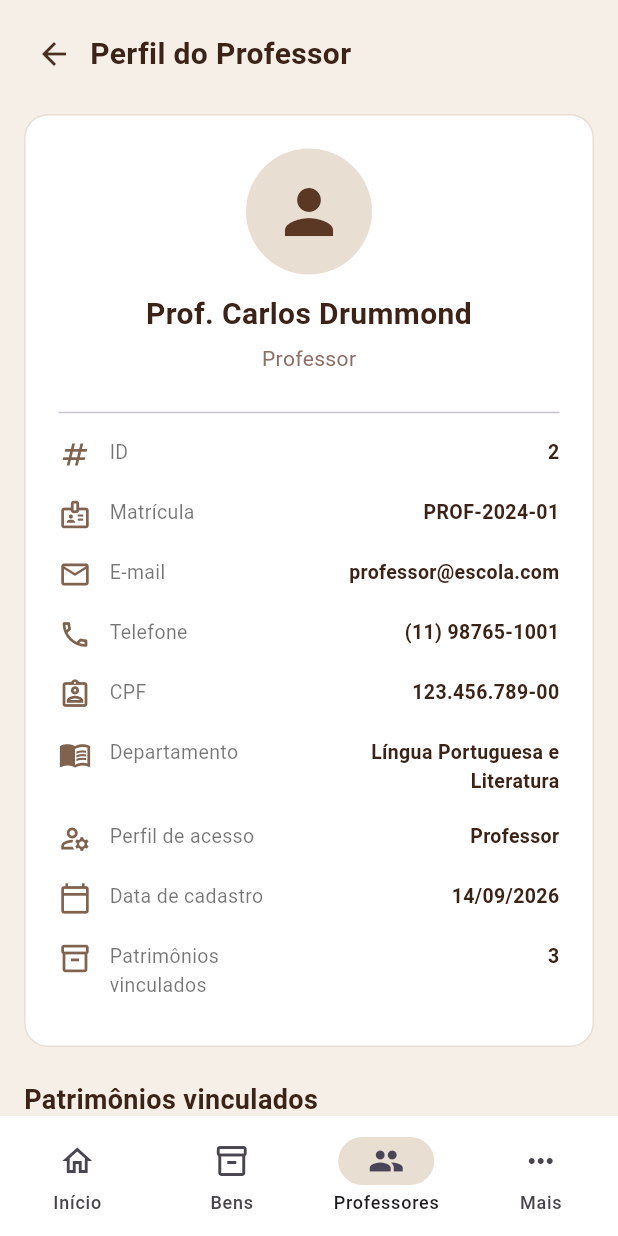
After one commit to projeto-sigpe/sigpe, a Flutter app: the PerfilProfessorPage screen opened directly, on a phone screen of 412 x 824 dp. The commit adds this screen. Run offline on Flutter 3.47's test engine with Material 3 defaults, Android fonts, the phone set to English and light mode, and no system bars; our stand-ins replace device_preview.

Commit message:
criaçao do perfil de professor

```diff
--- /dev/null
+++ b/lib/views/perfil_professor.dart
@@ -0,0 +1,263 @@
+import 'package:flutter/material.dart';
+import 'package:sigpe/contents/bottom_nav.dart';
+import 'package:sigpe/contents/patrimonio_card.dart';
+
+class PerfilProfessorPage extends StatefulWidget {
+  const PerfilProfessorPage({super.key});
+
+  @override
+  State<PerfilProfessorPage> createState() => _PerfilProfessorPageState();
+}
+
+class _PerfilProfessorPageState extends State<PerfilProfessorPage> {
+  int _currentIndex = 2;
+
+  // Dados fictícios baseados no JSON fornecido
+  final Map<String, dynamic> professor = {
+    'id': 2,
+    'nome': 'Prof. Carlos Drummond',
+    'email': 'professor@escola.com',
+    'matricula': 'PROF-2024-01',
+    'departamento': 'Língua Portuguesa e Literatura',
+    'telefone': '(11) 98765-1001',
+    'cpf': '123.456.789-00',
+    'role': 'professor',
+    'totalPatrimonios': 3,
+    'createdAt': '2026-09-14T19:33:00Z',
+  };
+
+  final List<Map<String, String>> patrimonios = [
+    {
+      'nome': 'Notebook Dell',
+      'tombo': 'PAT-001',
+      'categoria': 'Informática',
+      'local': 'Sala dos professores',
+      'status': 'Em uso',
+    },
+    {
+      'nome': 'Projetor Epson',
+      'tombo': 'PAT-014',
+      'categoria': 'Audiovisual',
+      'local': 'Sala 12',
+      'status': 'Disponível',
+    },
+    {
+      'nome': 'Monitor LG',
+      'tombo': 'PAT-023',
+      'categoria': 'Informática',
+      'local': 'Laboratório',
+      'status': 'Em uso',
+    },
+  ];
+
+  String get dataCadastro {
+    final data = DateTime.parse(professor['createdAt']).toLocal();
+
+    return '${data.day.toString().padLeft(2, '0')}/'
+        '${data.month.toString().padLeft(2, '0')}/'
+        '${data.year}';
+  }
+
+  @override
+  Widget build(BuildContext context) {
+    return Scaffold(
+      backgroundColor: const Color(0xFFF5EFE7),
+      body: SafeArea(
+        child: Column(
+          children: [
+            Padding(
+              padding: const EdgeInsets.fromLTRB(12, 12, 16, 16),
+              child: Row(
+                children: [
+                  IconButton(
+                    onPressed: () => Navigator.pop(context),
+                    icon: const Icon(
+                      Icons.arrow_back,
+                      color: Color(0xFF4A2E1F),
+                    ),
+                  ),
+                  const Expanded(
+                    child: Text(
+                      'Perfil do Professor',
+                      style: TextStyle(
+                        fontSize: 20,
+                        fontWeight: FontWeight.bold,
+                        color: Color(0xFF3B2417),
+                      ),
+                    ),
+                  ),
+                ],
+              ),
+            ),
+
+            Expanded(
+              child: ListView(
+                padding: const EdgeInsets.symmetric(horizontal: 16),
+                children: [
+                  // Cartão principal do professor
+                  Container(
+                    width: double.infinity,
+                    padding: const EdgeInsets.all(22),
+                    decoration: BoxDecoration(
+                      color: Colors.white,
+                      borderRadius: BorderRadius.circular(16),
+                      border: Border.all(color: const Color(0xFFE8DED3)),
+                    ),
+                    child: Column(
+                      children: [
+                        const CircleAvatar(
+                          radius: 42,
+                          backgroundColor: Color(0xFFE9DED2),
+                          child: Icon(
+                            Icons.person,
+                            size: 48,
+                            color: Color(0xFF5A3824),
+                          ),
+                        ),
+                        const SizedBox(height: 12),
+
+                        Text(
+                          professor['nome'],
+                          textAlign: TextAlign.center,
+                          style: const TextStyle(
+                            fontSize: 20,
+                            fontWeight: FontWeight.bold,
+                            color: Color(0xFF3B2417),
+                          ),
+                        ),
+                        const SizedBox(height: 5),
+
+                        Text(
+                          'Professor',
+                          style: TextStyle(
+                            color: Colors.brown.shade400,
+                            fontSize: 14,
+                          ),
+                        ),
+                        const SizedBox(height: 18),
+                        const Divider(),
+
+                        _informacao(
+                          'ID',
+                          professor['id'].toString(),
+                          Icons.numbers,
+                        ),
+                        _informacao(
+                          'Matrícula',
+                          professor['matricula'],
+                          Icons.badge_outlined,
+                        ),
+                        _informacao(
+                          'E-mail',
+                          professor['email'],
+                          Icons.email_outlined,
+                        ),
+                        _informacao(
+                          'Telefone',
+                          professor['telefone'],
+                          Icons.phone_outlined,
+                        ),
+                        _informacao(
+                          'CPF',
+                          professor['cpf'],
+                          Icons.assignment_ind_outlined,
+                        ),
+                        _informacao(
+                          'Departamento',
+                          professor['departamento'],
+                          Icons.menu_book_outlined,
+                        ),
+                        _informacao(
+                          'Perfil de acesso',
+                          'Professor',
+                          Icons.manage_accounts_outlined,
+                        ),
+                        _informacao(
+                          'Data de cadastro',
+                          dataCadastro,
+                          Icons.calendar_today_outlined,
+                        ),
+                        _informacao(
+                          'Patrimônios vinculados',
+                          professor['totalPatrimonios'].toString(),
+                          Icons.inventory_2_outlined,
+                        ),
+                      ],
+                    ),
+                  ),
+
+                  const SizedBox(height: 22),
+
+                  const Text(
+                    'Patrimônios vinculados',
+                    style: TextStyle(
+                      fontSize: 18,
+                      fontWeight: FontWeight.bold,
+                      color: Color(0xFF3B2417),
+                    ),
+                  ),
+
+                  const SizedBox(height: 12),
+
+                  ...patrimonios.map((patrimonio) {
+                    return Padding(
+                      padding: const EdgeInsets.only(bottom: 12),
+                      child: PatrimonioCard(
+                        nome: patrimonio['nome']!,
+                        tombo: patrimonio['tombo']!,
+                        categoria: patrimonio['categoria']!,
+                        local: patrimonio['local']!,
+                        status: patrimonio['status']!,
+                      ),
+                    );
+                  }),
+
+                  const SizedBox(height: 12),
+                ],
+              ),
+            ),
+          ],
+        ),
+      ),
+      bottomNavigationBar: AppBottomNav(
+        currentIndex: _currentIndex,
+        onTap: (index) {
+          setState(() => _currentIndex = index);
+        },
+      ),
+    );
+  }
+
+  Widget _informacao(String titulo, String valor, IconData icone) {
+    return Padding(
+      padding: const EdgeInsets.symmetric(vertical: 9),
+      child: Row(
+        crossAxisAlignment: CrossAxisAlignment.start,
+        children: [
+          Icon(icone, color: const Color(0xFF80634E), size: 22),
+          const SizedBox(width: 12),
+          Expanded(
+            flex: 4,
+            child: Text(
+              titulo,
+              style: const TextStyle(fontSize: 13, color: Colors.black54),
+            ),
+          ),
+          const SizedBox(width: 8),
+          Expanded(
+            flex: 5,
+            child: Text(
+              valor,
+              textAlign: TextAlign.end,
+              style: const TextStyle(
+                fontSize: 13,
+                fontWeight: FontWeight.w600,
+                color: Color(0xFF3B2417),
+              ),
+            ),
+          ),
+        ],
+      ),
+    );
+  }
+}
--- a/lib/views/professores_page.dart
+++ b/lib/views/professores_page.dart
@@ -2,6 +2,7 @@ import 'package:flutter/material.dart';
 import 'package:sigpe/contents/app_search.dart';
 import 'package:sigpe/contents/bottom_nav.dart';
 import 'package:sigpe/contents/professor_card.dart';
+import 'package:sigpe/views/perfil_professor.dart';
 
 class ProfessoresPage extends StatefulWidget {
   const ProfessoresPage({super.key});
@@ -100,11 +101,23 @@ class _ProfessoresPageState extends State<ProfessoresPage> {
                       itemBuilder: (context, index) {
                         final professor = filtrados[index];
 
-                        return ProfessorCard(
-                          nome: professor['nome'],
-                          disciplina: professor['disciplina'],
-                          matricula: professor['matricula'],
-                          quantidadeBens: professor['quantidadeBens'],
+                        return InkWell(
+                          borderRadius: BorderRadius.circular(12),
+                          onTap: () {
+                            Navigator.push(
+                              context,
+                              MaterialPageRoute(
+                                builder: (context) =>
+                                    const PerfilProfessorPage(),
+                              ),
+                            );
+                          },
+                          child: ProfessorCard(
+                            nome: professor['nome'],
+                            disciplina: professor['disciplina'],
+                            matricula: professor['matricula'],
+                            quantidadeBens: professor['quantidadeBens'],
+                          ),
                         );
                       },
                     ),
```
